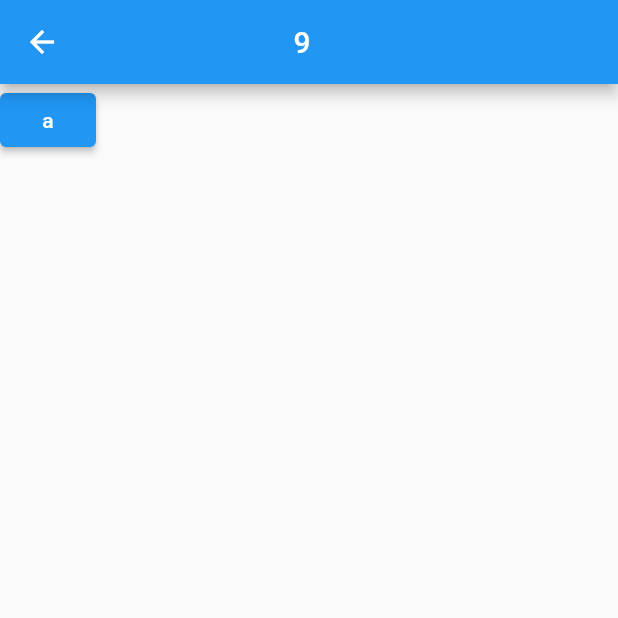
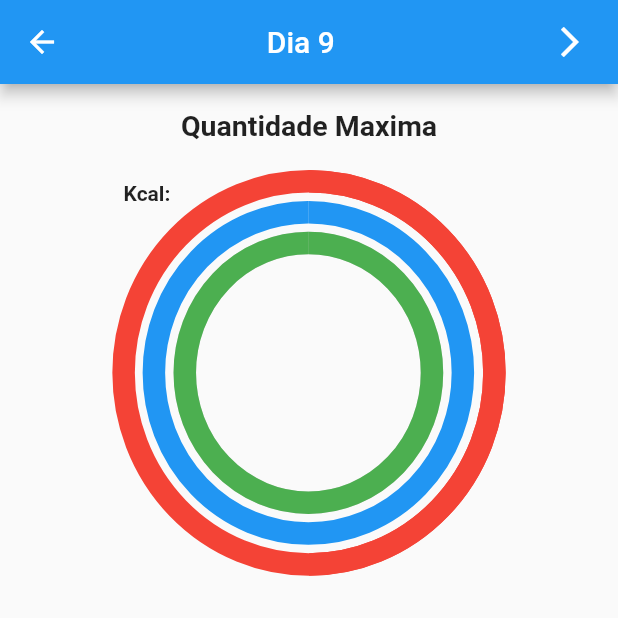
Before and after one commit to Caiogsan/projetoMeu, a Flutter app: the AlimentacaoPage screen opened directly, on a phone screen of 412 x 824 dp, the top half of it. Run offline on Flutter 3.47's test engine with Material 2 defaults, Android fonts, the phone set to English and light mode, and no system bars; our stand-ins replace firebase_auth, firebase_core; accounts and stored records are empty; network calls fail.

Commit message:
lembrei agora

```diff
--- a/lib/main.dart
+++ b/lib/main.dart
@@ -32,7 +32,7 @@ class _HomePageLoginState extends State<HomePageLogin> {
   @override
   Widget build(BuildContext context) {
     return const Scaffold(
-      body: LoginPage(),
+      body: HomePage(),
       resizeToAvoidBottomInset: false,
     );
   }
--- a/lib/projeto/Alimentacao/alimentacao_page.dart
+++ b/lib/projeto/Alimentacao/alimentacao_page.dart
@@ -1,6 +1,4 @@
 import 'package:flutter/material.dart';
-import 'package:flutter/src/widgets/framework.dart';
-import 'package:flutter/src/widgets/placeholder.dart';
 
 class AlimentacaoPage extends StatefulWidget {
   const AlimentacaoPage({super.key});
@@ -10,7 +8,7 @@ class AlimentacaoPage extends StatefulWidget {
 }
 
 class _AlimentacaoPageState extends State<AlimentacaoPage> {
-  var horario;
+  dynamic horario;
   late DateTime horarioPaia = DateTime.now();
   @override
   void initState() {
@@ -32,15 +30,76 @@ class _AlimentacaoPageState extends State<AlimentacaoPage> {
     return Scaffold(
       appBar: AppBar(
         title: Padding(
-          padding: EdgeInsets.only(left: largura * 0.3),
-          child: Text(horario),
+          padding: EdgeInsets.only(left: largura * 0.257),
+          child: Text('Dia ${horario}'),
         ),
+        actions: [
+          Padding(
+            padding: EdgeInsets.only(right: largura * 0.02),
+            child: IconButton(
+              icon: const Icon(Icons.arrow_forward_ios),
+              onPressed: () {
+                setPrazo();
+              },
+            ),
+          )
+        ],
       ),
-      body: ElevatedButton(
-        onPressed: () {
-          setPrazo();
-        },
-        child: Text('a'),
+      body: SingleChildScrollView(
+        child: SizedBox(
+          width: largura * 1,
+          child: Column(
+            crossAxisAlignment: CrossAxisAlignment.center,
+            children: [
+              SizedBox(
+                height: altura * .02,
+              ),
+              const Text(
+                'Quantidade Maxima',
+                style: TextStyle(fontSize: 19, fontWeight: FontWeight.w600),
+              ),
+              SizedBox(
+                height: altura * .032,
+              ),
+              Stack(children: [
+                Container(
+                  margin:
+                      EdgeInsets.fromLTRB(largura * .099, altura * .05, 0, 0),
+                  height: altura * .21,
+                  width: largura * .4,
+                  child: const CircularProgressIndicator(
+                    color: Colors.green,
+                    value: 1,
+                    strokeWidth: 15,
+                    backgroundColor: Color.fromARGB(146, 189, 188, 188),
+                  ),
+                ),
+                Container(
+                    margin: EdgeInsets.fromLTRB(
+                        largura * .049, altura * .025, 0, 0),
+                    height: altura * .26,
+                    width: largura * .5,
+                    child: const CircularProgressIndicator(
+                      strokeWidth: 15,
+                      value: 1,
+                    )),
+                SizedBox(
+                    height: altura * .31,
+                    width: largura * .6,
+                    child: const CircularProgressIndicator(
+                      strokeWidth: 15,
+                      value: .5,
+                      backgroundColor: Colors.red,
+                      color: Colors.red,
+                    )),
+                const Text(
+                  'Kcal:',
+                  style: TextStyle(fontWeight: FontWeight.w700),
+                )
+              ]),
+            ],
+          ),
+        ),
       ),
     );
   }
--- a/lib/projeto/HomePage/homePage_page.dart
+++ b/lib/projeto/HomePage/homePage_page.dart
@@ -1,14 +1,10 @@
-import 'dart:convert';
+import 'package:flutter/material.dart';
 
-import 'package:flutter/material.dart';
-import 'package:flutter/src/widgets/framework.dart';
-import 'package:flutter/src/widgets/placeholder.dart';
-import 'package:http/http.dart' as http;
 import 'package:teste5/globals/globals.dart';
-import 'package:teste5/projeto/Alimentacao/alimentacao_page.dart';
+
 import 'package:teste5/projeto/HomePage/homepage_functions.dart';
 import 'package:teste5/projeto/HomePage/homepage_widgets.dart';
-import 'package:teste5/projeto/Treinamento/treinamentos_page.dart';
+
 import 'package:teste5/projeto/all_json_files/json.dart';
 
 class HomePage extends StatelessWidget {
@@ -21,8 +17,8 @@ class HomePage extends StatelessWidget {
 
     return Scaffold(
       appBar: AppBar(
-        backgroundColor: Color.fromRGBO(230, 228, 228, 0.8),
-        title: Center(
+        backgroundColor: const Color.fromRGBO(230, 228, 228, 0.8),
+        title: const Center(
             child: Text(
           'MINHAS COISAS',
           style: TextStyle(color: Colors.black),
--- a/lib/projeto/loginPage/login_page.dart
+++ b/lib/projeto/loginPage/login_page.dart
@@ -1,11 +1,7 @@
-import 'package:firebase_auth/firebase_auth.dart';
-import 'package:firebase_core/firebase_core.dart';
 import 'package:flutter/material.dart';
 import 'package:teste5/projeto/loginPage/login_functions.dart';
 import 'package:teste5/projeto/loginPage/login_widgets.dart';
 import 'package:teste5/projeto/registerPage/register_page.dart';
-
-import '../HomePage/homePage_page.dart';
 
 TextEditingController emailController = TextEditingController();
 TextEditingController senhaController = TextEditingController();
```
